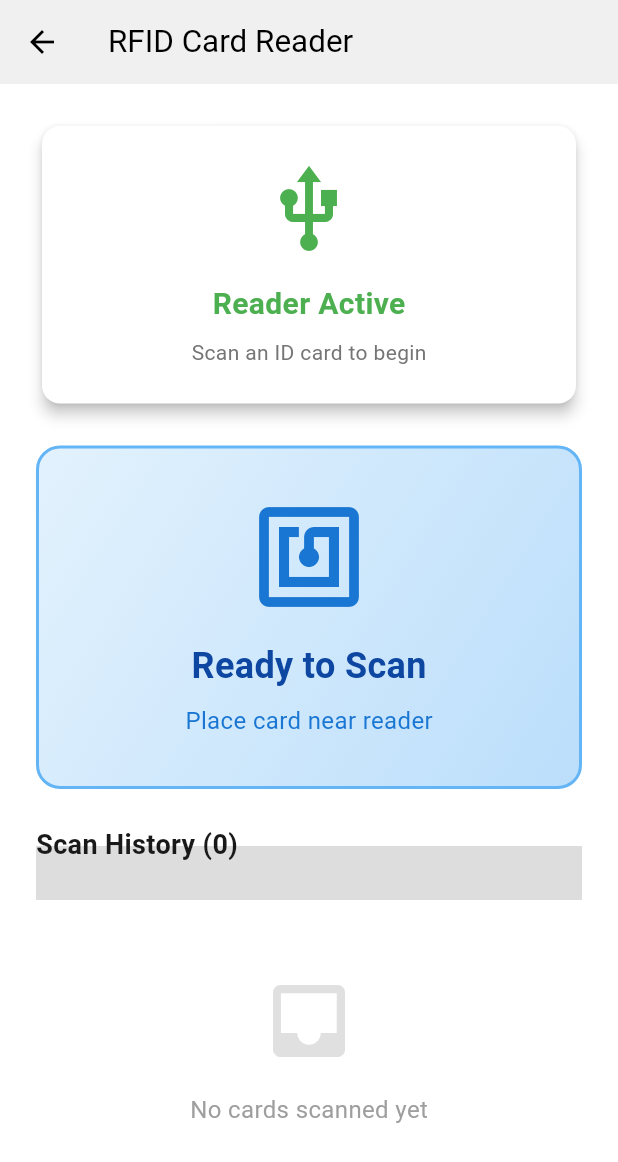
After one commit to DANIEL-EKWERE/schulup, a Flutter app: the Iphone1415ProFiftythreeScreen screen opened by its route, item 3 of the bottom bar chosen, on a phone screen of 412 x 824 dp. The commit adds this screen. Shown: the top 1162 px of the screen. Run offline on Flutter 3.47's test engine with Material 3 defaults, Android fonts, the phone set to English and light mode, and no system bars; our stand-ins replace cached_network_image, connectivity_plus, flutter_svg, flutter_svg_provider, get, google_maps_flutter and 2 more; missing offline and left inert: overlay_kit; accounts and stored records are empty; network calls fail; Roboto replaces fonts that are missing (Nexa Text-Trial).

Commit message:
card reader

```diff
--- /dev/null
+++ b/lib/presentation/iphone1415profiftythreescreen/scan.dart
@@ -0,0 +1,360 @@
+import 'package:flutter/material.dart';
+import 'package:flutter/services.dart';
+
+
+
+class RFIDReaderScreen extends StatefulWidget {
+  @override
+  _RFIDReaderScreenState createState() => _RFIDReaderScreenState();
+}
+
+class _RFIDReaderScreenState extends State<RFIDReaderScreen> {
+  final FocusNode _focusNode = FocusNode();
+  String _cardBuffer = "";
+  List<CardScan> _scannedCards = [];
+  bool _isReaderActive = false;
+
+  @override
+  void initState() {
+    super.initState();
+    // Auto-focus to start listening
+    WidgetsBinding.instance.addPostFrameCallback((_) {
+      _focusNode.requestFocus();
+      setState(() {
+        _isReaderActive = true;
+      });
+    });
+  }
+
+  void _handleKeyEvent(RawKeyEvent event) {
+    if (event is RawKeyDownEvent) {
+      // Enter key indicates end of card scan
+      if (event.logicalKey == LogicalKeyboardKey.enter) {
+        if (_cardBuffer.isNotEmpty) {
+          _processCardId(_cardBuffer.trim());
+          _cardBuffer = "";
+        }
+      }
+      // Capture alphanumeric characters
+      else if (event.character != null && event.character!.isNotEmpty) {
+        _cardBuffer += event.character!;
+      }
+    }
+  }
+
+  void _processCardId(String cardId) {
+    // Avoid duplicate scans within 2 seconds
+    final now = DateTime.now();
+    if (_scannedCards.isNotEmpty) {
+      final lastScan = _scannedCards.first;
+      if (lastScan.cardId == cardId &&
+          now.difference(lastScan.timestamp).inSeconds < 2) {
+        return;
+      }
+    }
+
+    setState(() {
+      _scannedCards.insert(0, CardScan(
+        cardId: cardId,
+        timestamp: now,
+      ));
+    });
+
+    _showCardDialog(cardId);
+
+    // Play system beep (optional)
+    SystemSound.play(SystemSoundType.click);
+  }
+
+  void _showCardDialog(String cardId) {
+    showDialog(
+      context: context,
+      barrierDismissible: false,
+      builder: (context) => AlertDialog(
+        shape: RoundedRectangleBorder(
+          borderRadius: BorderRadius.circular(16),
+        ),
+        title: Row(
+          children: [
+            Icon(Icons.check_circle, color: Colors.green, size: 32),
+            SizedBox(width: 12),
+            Text('Card Scanned'),
+          ],
+        ),
+        content: Column(
+          mainAxisSize: MainAxisSize.min,
+          crossAxisAlignment: CrossAxisAlignment.start,
+          children: [
+            Text(
+              'Card ID:',
+              style: TextStyle(
+                fontSize: 14,
+                color: Colors.grey[600],
+                fontWeight: FontWeight.w500,
+              ),
+            ),
+            SizedBox(height: 8),
+            Container(
+              width: double.infinity,
+              padding: EdgeInsets.all(12),
+              decoration: BoxDecoration(
+                color: Colors.blue.shade50,
+                borderRadius: BorderRadius.circular(8),
+                border: Border.all(color: Colors.blue.shade200),
+              ),
+              child: Text(
+                cardId,
+                style: TextStyle(
+                  fontSize: 20,
+                  fontWeight: FontWeight.bold,
+                  fontFamily: 'monospace',
+                ),
+              ),
+            ),
+          ],
+        ),
+        actions: [
+          TextButton(
+            onPressed: () {
+              Navigator.pop(context);
+              _focusNode.requestFocus();
+            },
+            child: Text('OK'),
+          ),
+        ],
+      ),
+    );
+  }
+
+  void _clearHistory() {
+    setState(() {
+      _scannedCards.clear();
+    });
+  }
+
+  @override
+  void dispose() {
+    _focusNode.dispose();
+    super.dispose();
+  }
+
+  @override
+  Widget build(BuildContext context) {
+    return RawKeyboardListener(
+      focusNode: _focusNode,
+      onKey: _handleKeyEvent,
+      child: Scaffold(
+        appBar: AppBar(
+          title: Text('RFID Card Reader'),
+          elevation: 2,
+          actions: [
+            if (_scannedCards.isNotEmpty)
+              IconButton(
+                icon: Icon(Icons.delete_sweep),
+                tooltip: 'Clear History',
+                onPressed: _clearHistory,
+              ),
+          ],
+        ),
+        body: GestureDetector(
+          onTap: () => _focusNode.requestFocus(),
+          behavior: HitTestBehavior.opaque,
+          child: Padding(
+            padding: EdgeInsets.all(24.0),
+            child: Column(
+              crossAxisAlignment: CrossAxisAlignment.stretch,
+              children: [
+                // Status Card
+                Card(
+                  elevation: 4,
+                  shape: RoundedRectangleBorder(
+                    borderRadius: BorderRadius.circular(12),
+                  ),
+                  child: Padding(
+                    padding: EdgeInsets.all(24.0),
+                    child: Column(
+                      children: [
+                        Icon(
+                          Icons.usb,
+                          size: 64,
+                          color: _isReaderActive ? Colors.green : Colors.grey,
+                        ),
+                        SizedBox(height: 16),
+                        Text(
+                          _isReaderActive ? 'Reader Active' : 'Reader Inactive',
+                          style: TextStyle(
+                            fontSize: 20,
+                            fontWeight: FontWeight.bold,
+                            color: _isReaderActive ? Colors.green : Colors.grey,
+                          ),
+                        ),
+                        SizedBox(height: 8),
+                        Text(
+                          'Scan an ID card to begin',
+                          style: TextStyle(
+                            fontSize: 14,
+                            color: Colors.grey[600],
+                          ),
+                        ),
+                      ],
+                    ),
+                  ),
+                ),
+
+                SizedBox(height: 24),
+
+                // Scan Area
+                Container(
+                  padding: EdgeInsets.all(32),
+                  decoration: BoxDecoration(
+                    gradient: LinearGradient(
+                      colors: [Colors.blue.shade50, Colors.blue.shade100],
+                      begin: Alignment.topLeft,
+                      end: Alignment.bottomRight,
+                    ),
+                    borderRadius: BorderRadius.circular(16),
+                    border: Border.all(
+                      color: Colors.blue.shade300,
+                      width: 2,
+                    ),
+                  ),
+                  child: Column(
+                    children: [
+                      Icon(
+                        Icons.nfc,
+                        size: 80,
+                        color: Colors.blue.shade700,
+                      ),
+                      SizedBox(height: 16),
+                      Text(
+                        'Ready to Scan',
+                        style: TextStyle(
+                          fontSize: 24,
+                          fontWeight: FontWeight.bold,
+                          color: Colors.blue.shade900,
+                        ),
+                      ),
+                      SizedBox(height: 8),
+                      Text(
+                        'Place card near reader',
+                        style: TextStyle(
+                          fontSize: 16,
+                          color: Colors.blue.shade700,
+                        ),
+                      ),
+                    ],
+                  ),
+                ),
+
+                SizedBox(height: 24),
+
+                // History Header
+                Row(
+                  mainAxisAlignment: MainAxisAlignment.spaceBetween,
+                  children: [
+                    Text(
+                      'Scan History (${_scannedCards.length})',
+                      style: TextStyle(
+                        fontSize: 18,
+                        fontWeight: FontWeight.bold,
+                      ),
+                    ),
+                  ],
+                ),
+
+                Divider(height: 24),
+
+                // History List
+                Expanded(
+                  child: _scannedCards.isEmpty
+                      ? Center(
+                          child: Column(
+                            mainAxisAlignment: MainAxisAlignment.center,
+                            children: [
+                              Icon(
+                                Icons.inbox,
+                                size: 64,
+                                color: Colors.grey[300],
+                              ),
+                              SizedBox(height: 16),
+                              Text(
+                                'No cards scanned yet',
+                                style: TextStyle(
+                                  fontSize: 16,
+                                  color: Colors.grey[500],
+                                ),
+                              ),
+                            ],
+                          ),
+                        )
+                      : ListView.builder(
+                          itemCount: _scannedCards.length,
+                          itemBuilder: (context, index) {
+                            final scan = _scannedCards[index];
+                            return Card(
+                              margin: EdgeInsets.only(bottom: 8),
+                              child: ListTile(
+                                leading: CircleAvatar(
+                                  backgroundColor: Colors.blue,
+                                  child: Text(
+                                    '${index + 1}',
+                                    style: TextStyle(color: Colors.white),
+                                  ),
+                                ),
+                                title: Text(
+                                  scan.cardId,
+                                  style: TextStyle(
+                                    fontFamily: 'monospace',
+                                    fontWeight: FontWeight.w600,
+                                  ),
+                                ),
+                                subtitle: Text(
+                                  _formatTimestamp(scan.timestamp),
+                                  style: TextStyle(fontSize: 12),
+                                ),
+                                trailing: IconButton(
+                                  icon: Icon(Icons.delete_outline, color: Colors.red),
+                                  onPressed: () {
+                                    setState(() {
+                                      _scannedCards.removeAt(index);
+                                    });
+                                  },
+                                ),
+                              ),
+                            );
+                          },
+                        ),
+                ),
+              ],
+            ),
+          ),
+        ),
+      ),
+    );
+  }
+
+  String _formatTimestamp(DateTime timestamp) {
+    final now = DateTime.now();
+    final difference = now.difference(timestamp);
+
+    if (difference.inSeconds < 60) {
+      return 'Just now';
+    } else if (difference.inMinutes < 60) {
+      return '${difference.inMinutes}m ago';
+    } else if (difference.inHours < 24) {
+      return '${difference.inHours}h ago';
+    } else {
+      return '${timestamp.day}/${timestamp.month}/${timestamp.year} ${timestamp.hour}:${timestamp.minute.toString().padLeft(2, '0')}';
+    }
+  }
+}
+
+class CardScan {
+  final String cardId;
+  final DateTime timestamp;
+
+  CardScan({
+    required this.cardId,
+    required this.timestamp,
+  });
+}
```
Also changed, not shown: lib/presentation/iphone1415profiftythreescreen/iphone1415profiftythreescreen.dart (+22 -0 lines).
